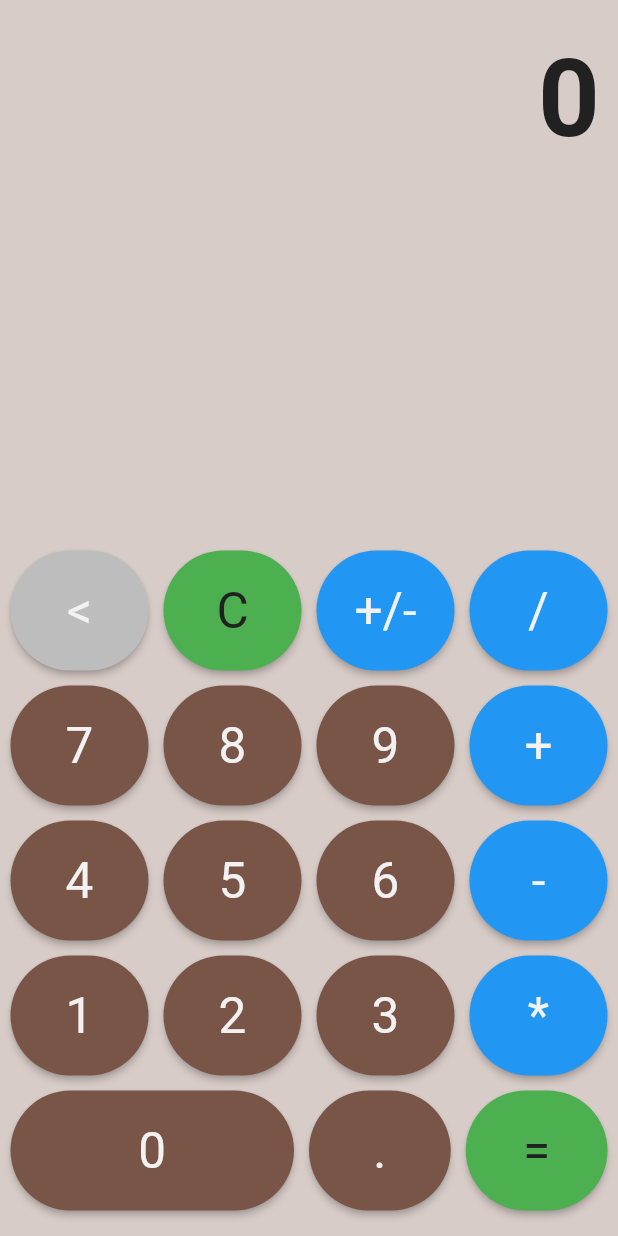
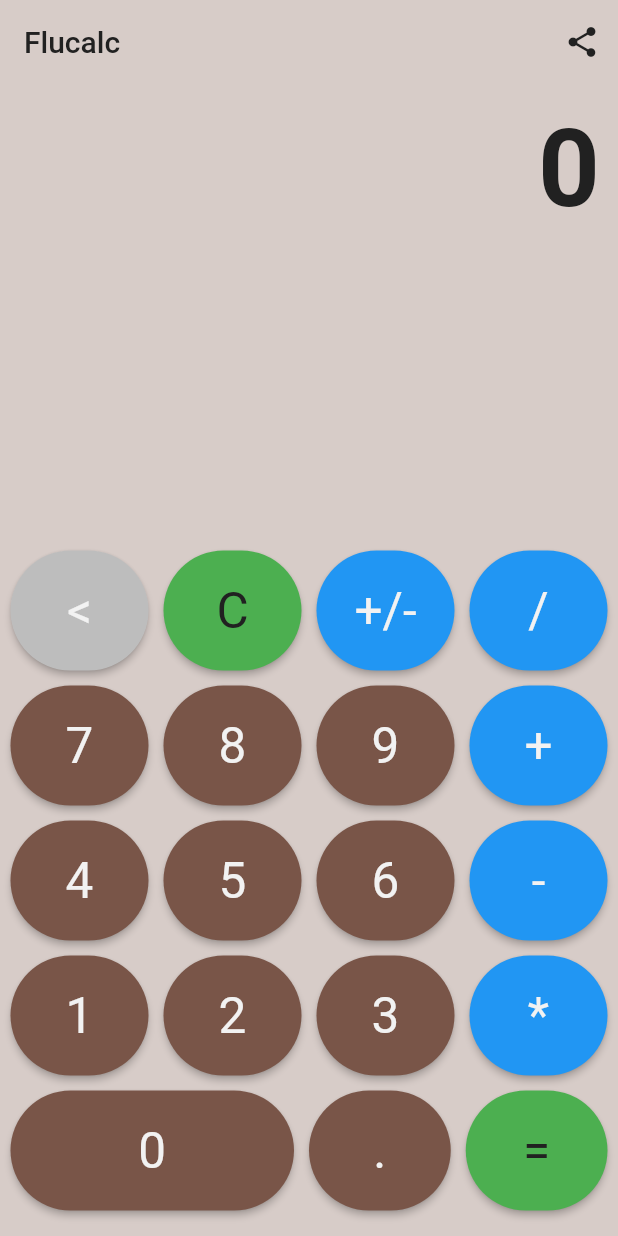
Before and after one commit to xavierfebrer/flucalc, a Flutter app: the screen it shows after launch, on a phone screen of 412 x 824 dp. Run offline on Flutter 3.47's test engine with Material 2 defaults, Android fonts, the phone set to English and light mode, and no system bars; drawn by our look-alikes of auto_size_text; our stand-ins replace share.

Commit message:
Add share functionality.

```diff
--- a/flucalc/lib/util/Constant.dart
+++ b/flucalc/lib/util/Constant.dart
@@ -40,5 +40,6 @@ class Constant {
   static const Color COLOR_TEXT_DARK = Color(0xFF212121);
   static const double PADDING_CALC_BORDER = 7.0;
   static const double PADDING_CALC_ITEMS = 5.0;
+}
 
-}
+enum MathOperation { ADDITION, SUBSTRACTION, MULTIPLICATION, DIVISION }
--- a/flucalc/lib/view/screen/home/HomeScreen.dart
+++ b/flucalc/lib/view/screen/home/HomeScreen.dart
@@ -2,6 +2,7 @@ import 'package:auto_size_text/auto_size_text.dart';
 import 'package:flucalc/util/Constant.dart';
 import 'package:flutter/material.dart';
 import 'package:flutter/widgets.dart';
+import 'package:share/share.dart';
 
 class HomeScreen extends StatefulWidget {
   @override
@@ -29,8 +30,42 @@ class _HomeScreenState extends State<HomeScreen> {
 
   @override
   Widget build(BuildContext context) {
-    var backgroundColor = Theme.of(context).accentColor;
-    var body = Container(
+    return Scaffold(
+      backgroundColor: Theme.of(context).accentColor,
+      appBar: getHomeAppBar(),
+      body: getHomeBody(),
+    );
+  }
+
+  Widget getHomeAppBar() {
+    return AppBar(
+      title: Text(
+        Constant.APP_NAME,
+        style: TextStyle(
+          color: Constant.COLOR_TEXT_DARK,
+        ),
+      ),
+      centerTitle: false,
+      elevation: 0,
+      backgroundColor: Theme.of(context).accentColor,
+      shadowColor: Theme.of(context).accentColor,
+      actions: <Widget>[
+        IconButton(
+          icon: Icon(
+            Icons.share,
+            color: Constant.COLOR_TEXT_DARK,
+          ),
+          onPressed: () {
+            onInputShare();
+          },
+        ),
+      ],
+    );
+  }
+
+  Widget getHomeBody() {
+    return SafeArea(
+        child: Container(
       padding: EdgeInsets.all(Constant.PADDING_CALC_BORDER),
       child: Center(
         child: Column(
@@ -42,88 +77,88 @@ class _HomeScreenState extends State<HomeScreen> {
             getCalcScreenBottom(),
             getCalcItemsPadding(),
             getCalcRow([
-              getCalcButton1x1(Constant.SYMBOL_BACK, (symbol) {
+              getCalcButton(Constant.SYMBOL_BACK, 1, (symbol) {
                 onInputBack();
               }, isBackEnabled(), Constant.COLOR_DISABLED, Constant.COLOR_EXTRA_2, Constant.COLOR_TEXT_LIGHT, Constant.COLOR_TEXT_DARK, false),
               getCalcItemsPadding(),
-              getCalcButton1x1(Constant.SYMBOL_CLEAR, (symbol) {
+              getCalcButton(Constant.SYMBOL_CLEAR, 1, (symbol) {
                 onInputClear();
               }, false, Constant.COLOR_EXTRA_2, Constant.COLOR_EXTRA_2_SELECTED, Constant.COLOR_TEXT_DARK),
               getCalcItemsPadding(),
-              getCalcButton1x1(Constant.SYMBOL_INVERT, (symbol) {
+              getCalcButton(Constant.SYMBOL_INVERT, 1, (symbol) {
                 onInputInvert();
               }, isCurrentInputNegative(), Constant.COLOR_EXTRA, Constant.COLOR_EXTRA_SELECTED),
               getCalcItemsPadding(),
-              getCalcButton1x1(Constant.SYMBOL_DIVISION, (symbol) {
+              getCalcButton(Constant.SYMBOL_DIVISION, 1, (symbol) {
                 onInputDivide();
               }, currentOperation == MathOperation.DIVISION, Constant.COLOR_EXTRA, Constant.COLOR_EXTRA_SELECTED)
             ]),
             getCalcItemsPadding(),
             getCalcRow([
-              getCalcButton1x1(Constant.SYMBOL_NUMBER_7, (symbol) {
+              getCalcButton(Constant.SYMBOL_NUMBER_7, 1, (symbol) {
                 onInputNumber(symbol);
               }, false),
               getCalcItemsPadding(),
-              getCalcButton1x1(Constant.SYMBOL_NUMBER_8, (symbol) {
+              getCalcButton(Constant.SYMBOL_NUMBER_8, 1, (symbol) {
                 onInputNumber(symbol);
               }, false),
               getCalcItemsPadding(),
-              getCalcButton1x1(Constant.SYMBOL_NUMBER_9, (symbol) {
+              getCalcButton(Constant.SYMBOL_NUMBER_9, 1, (symbol) {
                 onInputNumber(symbol);
               }, false),
               getCalcItemsPadding(),
-              getCalcButton1x1(Constant.SYMBOL_ADDITION, (symbol) {
+              getCalcButton(Constant.SYMBOL_ADDITION, 1, (symbol) {
                 onInputPlus();
               }, currentOperation == MathOperation.ADDITION, Constant.COLOR_EXTRA, Constant.COLOR_EXTRA_SELECTED)
             ]),
             getCalcItemsPadding(),
             getCalcRow([
-              getCalcButton1x1(Constant.SYMBOL_NUMBER_4, (symbol) {
+              getCalcButton(Constant.SYMBOL_NUMBER_4, 1, (symbol) {
                 onInputNumber(symbol);
               }, false),
               getCalcItemsPadding(),
-              getCalcButton1x1(Constant.SYMBOL_NUMBER_5, (symbol) {
+              getCalcButton(Constant.SYMBOL_NUMBER_5, 1, (symbol) {
                 onInputNumber(symbol);
               }, false),
               getCalcItemsPadding(),
-              getCalcButton1x1(Constant.SYMBOL_NUMBER_6, (symbol) {
+              getCalcButton(Constant.SYMBOL_NUMBER_6, 1, (symbol) {
                 onInputNumber(symbol);
               }, false),
               getCalcItemsPadding(),
-              getCalcButton1x1(Constant.SYMBOL_SUBSTRACTION, (symbol) {
+              getCalcButton(Constant.SYMBOL_SUBSTRACTION, 1, (symbol) {
                 onInputMinus();
               }, currentOperation == MathOperation.SUBSTRACTION, Constant.COLOR_EXTRA, Constant.COLOR_EXTRA_SELECTED),
             ]),
             getCalcItemsPadding(),
             getCalcRow([
-              getCalcButton1x1(Constant.SYMBOL_NUMBER_1, (symbol) {
+              getCalcButton(Constant.SYMBOL_NUMBER_1, 1, (symbol) {
                 onInputNumber(symbol);
               }, false),
               getCalcItemsPadding(),
-              getCalcButton1x1(Constant.SYMBOL_NUMBER_2, (symbol) {
+              getCalcButton(Constant.SYMBOL_NUMBER_2, 1, (symbol) {
                 onInputNumber(symbol);
               }, false),
               getCalcItemsPadding(),
-              getCalcButton1x1(Constant.SYMBOL_NUMBER_3, (symbol) {
+              getCalcButton(Constant.SYMBOL_NUMBER_3, 1, (symbol) {
                 onInputNumber(symbol);
               }, false),
               getCalcItemsPadding(),
-              getCalcButton1x1(Constant.SYMBOL_MULTIPLICATION, (symbol) {
+              getCalcButton(Constant.SYMBOL_MULTIPLICATION, 1, (symbol) {
                 onInputMultiply();
               }, currentOperation == MathOperation.MULTIPLICATION, Constant.COLOR_EXTRA, Constant.COLOR_EXTRA_SELECTED),
             ]),
             getCalcItemsPadding(),
             getCalcRow([
-              getCalcButton2x1(Constant.SYMBOL_NUMBER_0, (symbol) {
+              getCalcButton(Constant.SYMBOL_NUMBER_0, 2, (symbol) {
                 onInputNumber(symbol);
               }, false),
               getCalcItemsPadding(),
-              getCalcButton1x1(Constant.DECIMAL_SEPARATOR, (symbol) {
+              getCalcButton(Constant.DECIMAL_SEPARATOR, 1, (symbol) {
                 onInputDecimalSymbol();
               }, getCurrentInput().contains(Constant.DECIMAL_SEPARATOR), null, Constant.COLOR_DISABLED, Constant.COLOR_TEXT_LIGHT,
                   Constant.COLOR_TEXT_LIGHT, false),
               getCalcItemsPadding(),
-              getCalcButton1x1(Constant.SYMBOL_RESULT, (symbol) {
+              getCalcButton(Constant.SYMBOL_RESULT, 1, (symbol) {
                 onInputResult();
               }, false, Constant.COLOR_EXTRA_2, Constant.COLOR_EXTRA_2_SELECTED, Constant.COLOR_TEXT_DARK),
             ]),
@@ -131,8 +166,7 @@ class _HomeScreenState extends State<HomeScreen> {
           ],
         ),
       ),
-    );
-    return Scaffold(backgroundColor: backgroundColor, body: SafeArea(child: body));
+    ));
   }
 
   Widget getCalcScreenTop([Color colorText = Constant.COLOR_TEXT_DARK]) {
@@ -204,6 +238,8 @@ class _HomeScreenState extends State<HomeScreen> {
     );
   }
 
+  Padding getCalcItemsPadding() => Padding(padding: EdgeInsets.all(Constant.PADDING_CALC_ITEMS));
+
   Widget getCalcRow(List<Widget> children) {
     return Row(
       mainAxisAlignment: MainAxisAlignment.center,
@@ -212,9 +248,7 @@ class _HomeScreenState extends State<HomeScreen> {
     );
   }
 
-  Padding getCalcItemsPadding() => Padding(padding: EdgeInsets.all(Constant.PADDING_CALC_ITEMS));
-
-  Widget getCalcButton1x1(String text, Function(String) callback,
+  Widget getCalcButton(String text, int rowSpaces, Function(String) callback,
       [bool selected = false,
       Color colorBG,
       Color colorBGSelected,
@@ -253,52 +287,12 @@ class _HomeScreenState extends State<HomeScreen> {
           ),
         ),
       ),
-      flex: 1,
+      flex: rowSpaces,
     );
   }
 
-  Widget getCalcButton2x1(String text, Function(String) callback,
-      [bool selected = false,
-      Color colorBG,
-      Color colorBGSelected,
-      Color colorText = Constant.COLOR_TEXT_LIGHT,
-      Color colorTextSelected = Constant.COLOR_TEXT_LIGHT,
-      bool bold = true]) {
-    var fontWeight;
-    var bg;
-    var textColor;
-    if (selected) {
-      if (bold) {
-        fontWeight = FontWeight.bold;
-      } else {
-        fontWeight = FontWeight.normal;
-      }
-      bg = colorBGSelected;
-      textColor = colorTextSelected;
-    } else {
-      fontWeight = FontWeight.normal;
-      bg = colorBG;
-      textColor = colorText;
-    }
-    return Expanded(
-      child: Container(
-        height: 80,
-        child: RawMaterialButton(
-          onPressed: () {
-            callback(text);
-          },
-          fillColor: bg ??= Theme.of(context).primaryColor,
-          shape: RoundedRectangleBorder(borderRadius: BorderRadius.circular(99999)),
-          child: Text(
-            text,
-            textAlign: TextAlign.left,
-            style: TextStyle(fontSize: 33, color: textColor, fontWeight: fontWeight),
-          ),
-        ),
-      ),
-      flex: 2,
-    );
-  }
+  String getOutput() =>
+      getOutputFirst() + (currentOperation != null ? " ${getSymbol(currentOperation)} " : Constant.EMPTY_STRING) + getOutputSecond();
 
   String getOutputFirst() {
     if (firstInput.isNotEmpty) {
@@ -432,6 +426,8 @@ class _HomeScreenState extends State<HomeScreen> {
     updateOutput();
   }
 
+  void onInputShare() => Share.share(getOutput());
+
   void updateOutput() {
     setState(() {});
   }
@@ -478,13 +474,13 @@ class _HomeScreenState extends State<HomeScreen> {
 
   String getSymbol(MathOperation operation) {
     if (currentOperation == MathOperation.ADDITION) {
-      return " ${Constant.SYMBOL_ADDITION} ";
+      return Constant.SYMBOL_ADDITION;
     } else if (currentOperation == MathOperation.SUBSTRACTION) {
-      return " ${Constant.SYMBOL_SUBSTRACTION} ";
+      return Constant.SYMBOL_SUBSTRACTION;
     } else if (currentOperation == MathOperation.MULTIPLICATION) {
-      return " ${Constant.SYMBOL_MULTIPLICATION} ";
+      return Constant.SYMBOL_MULTIPLICATION;
     } else if (currentOperation == MathOperation.DIVISION) {
-      return " ${Constant.SYMBOL_DIVISION} ";
+      return Constant.SYMBOL_DIVISION;
     }
     return Constant.EMPTY_STRING;
   }
--- a/flucalc/pubspec.yaml
+++ b/flucalc/pubspec.yaml
@@ -3,7 +3,7 @@ description: A calculator made with flutter.
 
 publish_to: 'none' # Remove this line if you wish to publish to pub.dev
 
-version: 1.0.0
+version: 1.0.1+2
 
 environment:
   sdk: ">=2.7.0 <3.0.0"
@@ -13,6 +13,7 @@ dependencies:
     sdk: flutter
   cupertino_icons: ^1.0.0
   auto_size_text: ^2.1.0
+  share: ^0.6.3
 
 dev_dependencies:
   flutter_test:
```
Also changed, not shown: flucalc/pubspec.lock.
